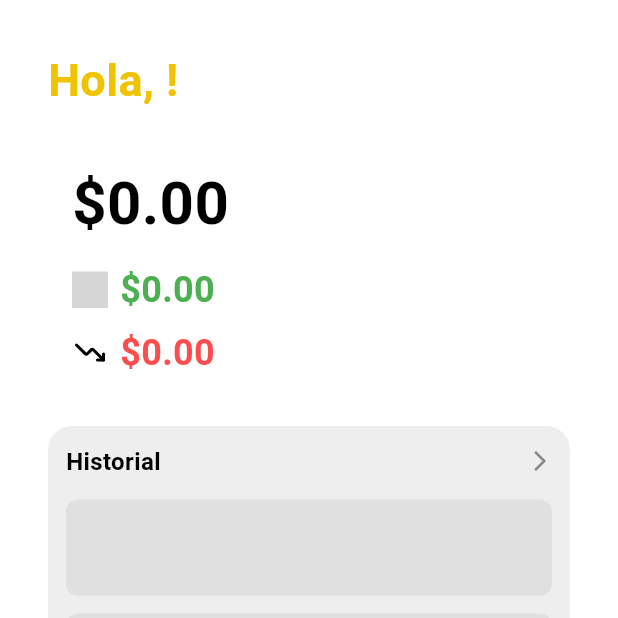
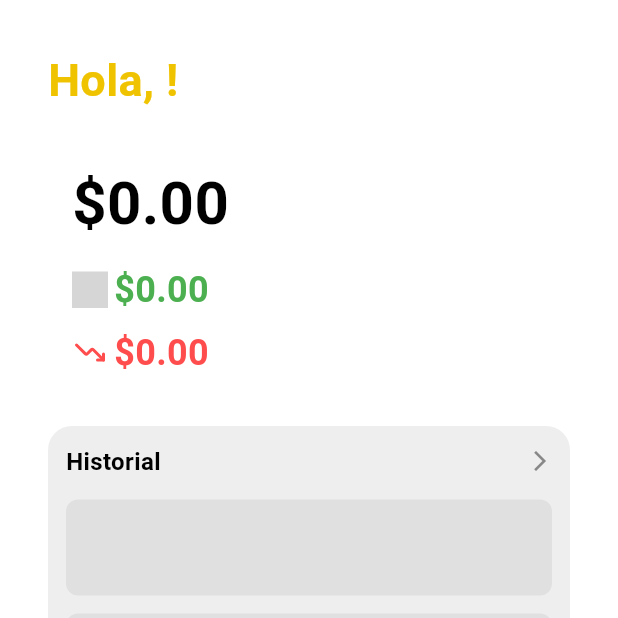
Before and after one commit to RainBWP/gearmoney, a Flutter app: the DashboardScreen screen opened directly with empty values, on a phone screen of 412 x 824 dp, the top half of it. Run offline on Flutter 3.47's test engine with Material 3 defaults, Android fonts, the phone set to English and light mode, and no system bars; our stand-ins replace flutter_svg, sqflite, sqflite_common_ffi; accounts and stored records are empty; Roboto replaces fonts that are missing (Verdana); grey boxes are pictures that could not be loaded.

Commit message:
Money component input

```diff
--- a/lib/components/money_display.dart
+++ b/lib/components/money_display.dart
@@ -43,6 +43,7 @@ class MoneyDisplay extends StatelessWidget {
 				width: iconSize,
 				height: iconSize,
 				fit: BoxFit.contain,
+        colorFilter: color != Colors.white ? ColorFilter.mode(color, BlendMode.srcIn) : null,
 			);
 		} else {
 			icon = Image.asset(
@@ -58,7 +59,7 @@ class MoneyDisplay extends StatelessWidget {
 			crossAxisAlignment: CrossAxisAlignment.center,
 			children: [
 				icon,
-				SizedBox(width: 8),
+				SizedBox(width: 4),
 				text,
 			],
 		);
```
